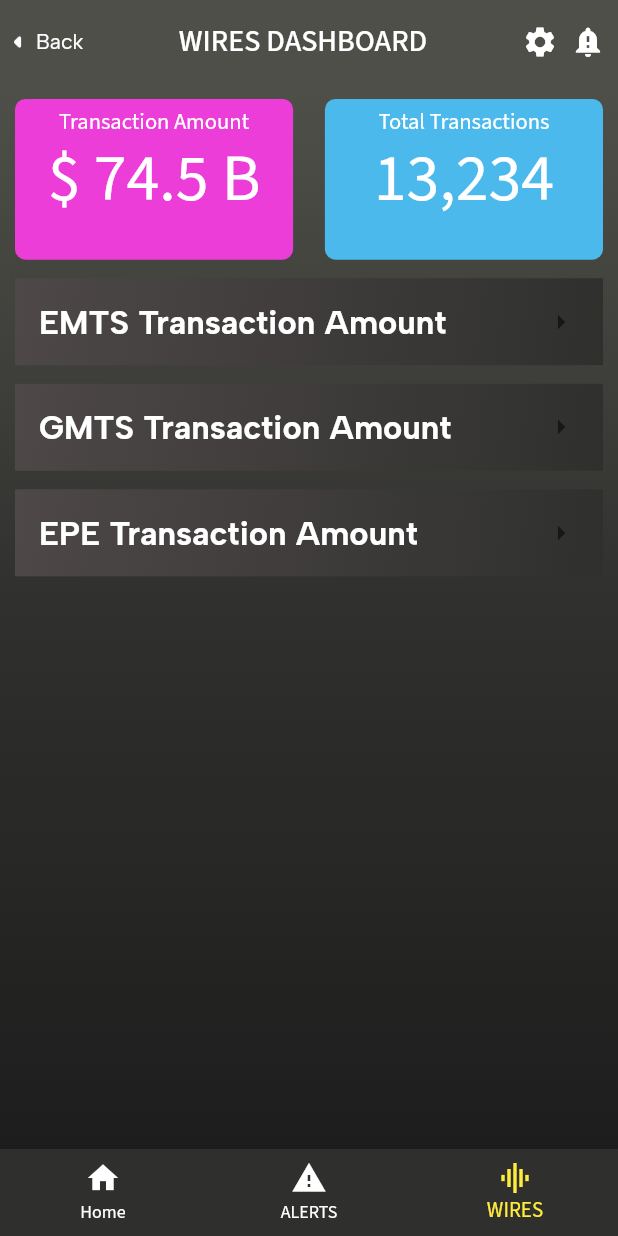
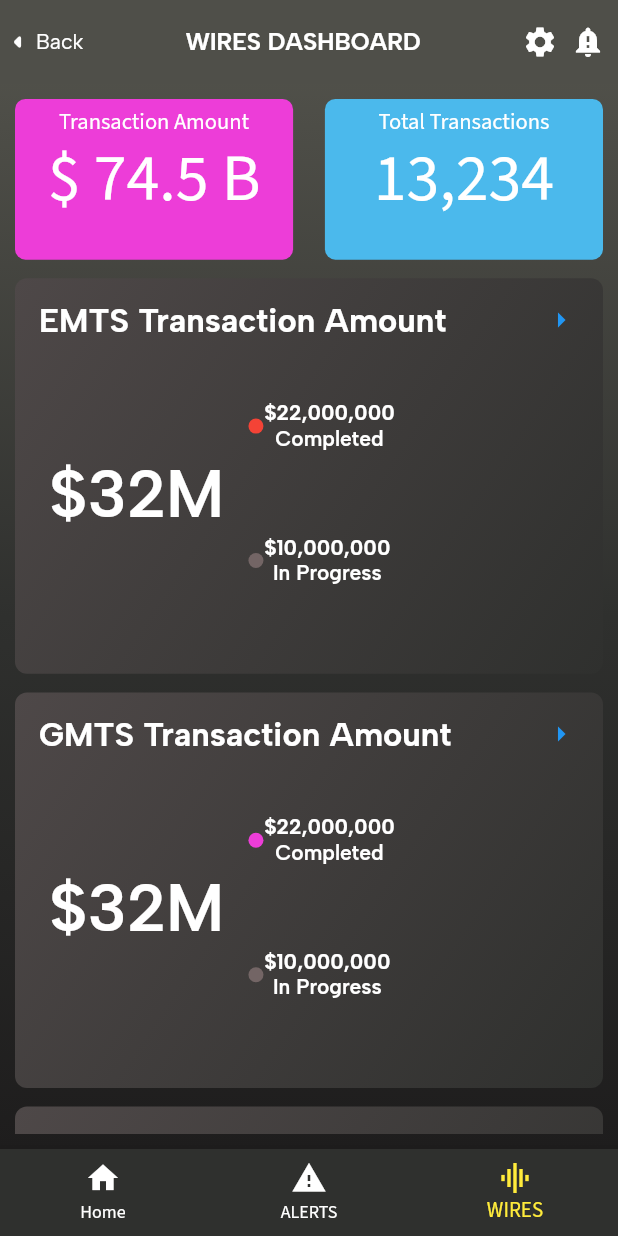
Before and after one commit to vishalkrishna511/pccMobileDashboard, a Flutter app: the screen it shows after launch, item 3 of the bottom bar chosen, on a phone screen of 412 x 824 dp. Run offline on Flutter 3.47's test engine with Material 2 defaults, Android fonts, the phone set to English and light mode, and no system bars; our stand-ins replace font_awesome_flutter, google_fonts; missing offline and left inert: semicircle_indicator.

Commit message:
screen 3 first commit

```diff
--- a/lib/screens/wiresDashboard.dart
+++ b/lib/screens/wiresDashboard.dart
@@ -1,5 +1,6 @@
 import 'package:flutter/material.dart';
 import 'package:google_fonts/google_fonts.dart';
+import 'package:pccmobile/screens/EMTSdashboard.dart';
 import 'package:pccmobile/screens/dashboard.dart';
 import 'package:semicircle_indicator/semicircle_indicator.dart';
 
@@ -16,8 +17,8 @@ class _WiresDashboardState extends State<WiresDashboard> {
     var index = 2;
     int current = 0;
     List<Color> listColors = [
-      Color.fromARGB(255, 255, 92, 176),
-      Color.fromARGB(255, 3, 71, 173),
+      const Color.fromARGB(255, 255, 92, 176),
+      const Color.fromARGB(255, 3, 71, 173),
     ];
     List<String> textInfo = ['Transaction Amount', 'Total Transactions'];
     List<String> numInfo = ["\$74.5B", '13,234'];
@@ -28,7 +29,7 @@ class _WiresDashboardState extends State<WiresDashboard> {
             InkWell(
               child: Row(
                 children: [
-                  Icon(Icons.arrow_left_rounded),
+                  const Icon(Icons.arrow_left_rounded),
                   Text(
                     'Back',
                     style: GoogleFonts.albertSans(fontSize: 14),
@@ -45,9 +46,11 @@ class _WiresDashboardState extends State<WiresDashboard> {
             const Spacer(),
           ],
         ),
-        title: const Center(
+        title: Center(
           child: Text(
             'WIRES DASHBOARD',
+            style: GoogleFonts.albertSans(
+                fontSize: 16, fontWeight: FontWeight.bold),
           ),
         ),
         actions: const [
@@ -60,11 +63,11 @@ class _WiresDashboardState extends State<WiresDashboard> {
             child: Icon(Icons.notification_important),
           )
         ],
-        backgroundColor: Color.fromRGBO(65, 65, 58, 0.922),
+        backgroundColor: const Color.fromRGBO(65, 65, 58, 0.922),
         elevation: 0,
       ),
       body: Container(
-        padding: EdgeInsets.all(10),
+        padding: const EdgeInsets.all(10),
         height: MediaQuery.of(context).size.height,
         decoration: const BoxDecoration(
           gradient: LinearGradient(
@@ -138,8 +141,8 @@ class _WiresDashboardState extends State<WiresDashboard> {
                 child: Column(
                   children: [
                     Container(
-                      decoration: const BoxDecoration(
-                        gradient: LinearGradient(
+                      decoration: BoxDecoration(
+                          gradient: const LinearGradient(
                             begin: Alignment.topLeft,
                             end: Alignment.bottomRight,
                             colors: <Color>[
@@ -148,11 +151,12 @@ class _WiresDashboardState extends State<WiresDashboard> {
                               // Color.fromARGB(235, 65, 65, 58),
                             ],
                           ),
-                      ),
+                          borderRadius: BorderRadius.circular(8)),
                       child: ExpansionTile(
+                        initiallyExpanded: true,
                         trailing: const Icon(Icons.arrow_right),
                         shape: RoundedRectangleBorder(
-                          borderRadius: BorderRadius.circular(18),
+                          borderRadius: BorderRadius.circular(36),
                         ),
                         title: Center(
                           child: Row(
@@ -182,7 +186,8 @@ class _WiresDashboardState extends State<WiresDashboard> {
                                   width:
                                       MediaQuery.of(context).size.width * 0.8,
                                   child: ListView.builder(
-                                      physics: const BouncingScrollPhysics(),
+                                      physics:
+                                          const NeverScrollableScrollPhysics(),
                                       itemCount: 1,
                                       scrollDirection: Axis.horizontal,
                                       itemBuilder: (ctx, index) {
@@ -207,6 +212,16 @@ class _WiresDashboardState extends State<WiresDashboard> {
                                                   padding:
                                                       const EdgeInsets.only(
                                                           left: 8.0),
+                                                  child: InkWell(
+                                                    onTap: () => Navigator
+                                                        .pushReplacement(
+                                                      context,
+                                                      MaterialPageRoute(
+                                                        builder: (BuildContext
+                                                                context) =>
+                                                            const EMTSDashboard(),
+                                                      ),
+                                                    ),
                                                     child: Container(
                                                       // color: Colors.red,
                                                       width:
@@ -214,7 +229,6 @@ class _WiresDashboardState extends State<WiresDashboard> {
                                                                   .size
                                                                   .width *
                                                               0.99,
-
                                                       child: Row(
                                                         // mainAxisAlignment:
                                                         //     MainAxisAlignment
@@ -233,10 +247,8 @@ class _WiresDashboardState extends State<WiresDashboard> {
                                                             bottomPadding: 0,
                                                             child: Text(
                                                               '\$32M',
-                                                            style: GoogleFonts
-                                                                .albertSans(
-                                                                    fontSize:
-                                                                        44,
+                                                              style: GoogleFonts.albertSans(
+                                                                  fontSize: 44,
                                                                   fontWeight:
                                                                       FontWeight
                                                                           .w600,
@@ -264,8 +276,7 @@ class _WiresDashboardState extends State<WiresDashboard> {
                                                                         .width *
                                                                     0.3,
                                                                 child: Padding(
-                                                                padding:
-                                                                    const EdgeInsets
+                                                                  padding: const EdgeInsets
                                                                           .only(
                                                                       left:
                                                                           8.0),
@@ -278,9 +289,8 @@ class _WiresDashboardState extends State<WiresDashboard> {
                                                                                 10,
                                                                             height:
                                                                                 10,
-                                                                          decoration: BoxDecoration(
-                                                                              borderRadius: BorderRadius.circular(10),
-                                                                              color: Colors.red),
+                                                                            decoration:
+                                                                                BoxDecoration(borderRadius: BorderRadius.circular(10), color: Colors.red),
                                                                           ),
                                                                           Padding(
                                                                             padding:
@@ -309,9 +319,8 @@ class _WiresDashboardState extends State<WiresDashboard> {
                                                                                 10,
                                                                             height:
                                                                                 10,
-                                                                          decoration: BoxDecoration(
-                                                                              borderRadius: BorderRadius.circular(10),
-                                                                              color: Color.fromARGB(255, 115, 101, 101)),
+                                                                            decoration:
+                                                                                BoxDecoration(borderRadius: BorderRadius.circular(10), color: const Color.fromARGB(255, 115, 101, 101)),
                                                                           ),
                                                                           Padding(
                                                                             padding:
@@ -344,6 +353,7 @@ class _WiresDashboardState extends State<WiresDashboard> {
                                                   ),
                                                 ),
                                               ),
+                                            ),
                                           ],
                                         );
                                       }),
@@ -358,8 +368,8 @@ class _WiresDashboardState extends State<WiresDashboard> {
                       height: MediaQuery.of(context).size.height * 0.015,
                     ),
                     Container(
-                      decoration: const BoxDecoration(
-                        gradient: LinearGradient(
+                      decoration: BoxDecoration(
+                          gradient: const LinearGradient(
                             begin: Alignment.topLeft,
                             end: Alignment.bottomRight,
                             colors: <Color>[
@@ -368,8 +378,9 @@ class _WiresDashboardState extends State<WiresDashboard> {
                               // Color.fromARGB(235, 65, 65, 58),
                             ],
                           ),
-                      ),
+                          borderRadius: BorderRadius.circular(8)),
                       child: ExpansionTile(
+                        initiallyExpanded: true,
                         trailing: const Icon(Icons.arrow_right),
                         shape: RoundedRectangleBorder(
                           borderRadius: BorderRadius.circular(18),
@@ -397,14 +408,14 @@ class _WiresDashboardState extends State<WiresDashboard> {
                             child: ListView(
                               physics: const NeverScrollableScrollPhysics(),
                               children: [
-                                /// CUSTOM TABBAR
                                 SizedBox(
                                   height:
                                       MediaQuery.of(context).size.height * 0.4,
                                   width:
                                       MediaQuery.of(context).size.width * 0.8,
                                   child: ListView.builder(
-                                      physics: const BouncingScrollPhysics(),
+                                      physics:
+                                          const NeverScrollableScrollPhysics(),
                                       itemCount: 1,
                                       scrollDirection: Axis.horizontal,
                                       itemBuilder: (ctx, index) {
@@ -436,7 +447,6 @@ class _WiresDashboardState extends State<WiresDashboard> {
                                                                 .size
                                                                 .width *
                                                             0.99,
-
                                                     child: Row(
                                                       // mainAxisAlignment:
                                                       //     MainAxisAlignment
@@ -444,11 +454,9 @@ class _WiresDashboardState extends State<WiresDashboard> {
                                                       children: [
                                                         SemicircularIndicator(
                                                           radius: 90,
-                                                          color: Color.fromARGB(
-                                                              255,
-                                                              237,
-                                                              61,
-                                                              216),
+                                                          color: const Color
+                                                                  .fromARGB(255,
+                                                              237, 61, 216),
                                                           backgroundColor:
                                                               const Color
                                                                       .fromARGB(
@@ -508,7 +516,7 @@ class _WiresDashboardState extends State<WiresDashboard> {
                                                                               BoxDecoration(
                                                                             borderRadius:
                                                                                 BorderRadius.circular(10),
-                                                                            color: Color.fromARGB(
+                                                                            color: const Color.fromARGB(
                                                                                 255,
                                                                                 237,
                                                                                 61,
@@ -598,8 +606,8 @@ class _WiresDashboardState extends State<WiresDashboard> {
                       height: MediaQuery.of(context).size.height * 0.015,
                     ),
                     Container(
-                      decoration: const BoxDecoration(
-                        gradient: LinearGradient(
+                      decoration: BoxDecoration(
+                          gradient: const LinearGradient(
                             begin: Alignment.topLeft,
                             end: Alignment.bottomRight,
                             colors: <Color>[
@@ -608,8 +616,9 @@ class _WiresDashboardState extends State<WiresDashboard> {
                               // Color.fromARGB(235, 65, 65, 58),
                             ],
                           ),
-                      ),
+                          borderRadius: BorderRadius.circular(8)),
                       child: ExpansionTile(
+                        initiallyExpanded: true,
                         trailing: const Icon(Icons.arrow_right),
                         shape: RoundedRectangleBorder(
                           borderRadius: BorderRadius.circular(18),
@@ -644,7 +653,8 @@ class _WiresDashboardState extends State<WiresDashboard> {
                                   width:
                                       MediaQuery.of(context).size.width * 0.8,
                                   child: ListView.builder(
-                                      physics: const BouncingScrollPhysics(),
+                                      physics:
+                                          const NeverScrollableScrollPhysics(),
                                       itemCount: 1,
                                       scrollDirection: Axis.horizontal,
                                       itemBuilder: (ctx, index) {
@@ -684,11 +694,9 @@ class _WiresDashboardState extends State<WiresDashboard> {
                                                       children: [
                                                         SemicircularIndicator(
                                                           radius: 90,
-                                                          color: Color.fromARGB(
-                                                              255,
-                                                              237,
-                                                              61,
-                                                              216),
+                                                          color: const Color
+                                                                  .fromARGB(255,
+                                                              237, 61, 216),
                                                           backgroundColor:
                                                               const Color
                                                                       .fromARGB(
@@ -748,7 +756,7 @@ class _WiresDashboardState extends State<WiresDashboard> {
                                                                               BoxDecoration(
                                                                             borderRadius:
                                                                                 BorderRadius.circular(10),
-                                                                            color: Color.fromARGB(
+                                                                            color: const Color.fromARGB(
                                                                                 255,
                                                                                 237,
                                                                                 61,
--- a/pubspec.yaml
+++ b/pubspec.yaml
@@ -37,6 +37,7 @@ dependencies:
   google_fonts: ^4.0.3
   font_awesome_flutter: ^10.4.0
   semicircle_indicator: ^1.1.1
+  percent_indicator: ^4.2.3
 
 dev_dependencies:
   flutter_test:
@@ -62,7 +63,7 @@ flutter:
   # To add assets to your application, add an assets section, like this:
   assets:
     - assets/1.jpg
-    # - images/a_dot_ham.jpeg
+    - assets/filter.png
 
   # An image asset can refer to one or more resolution-specific "variants", see
   # https://flutter.dev/assets-and-images/#resolution-aware
```
Also changed, not shown: lib/screens/EMTSdashboard.dart (added, +179 -0 lines), lib/screens/dashboard.dart (+28 -26 lines), assets/filter.png (added), pubspec.lock. Lines whose indentation alone changed are shown as unchanged.
